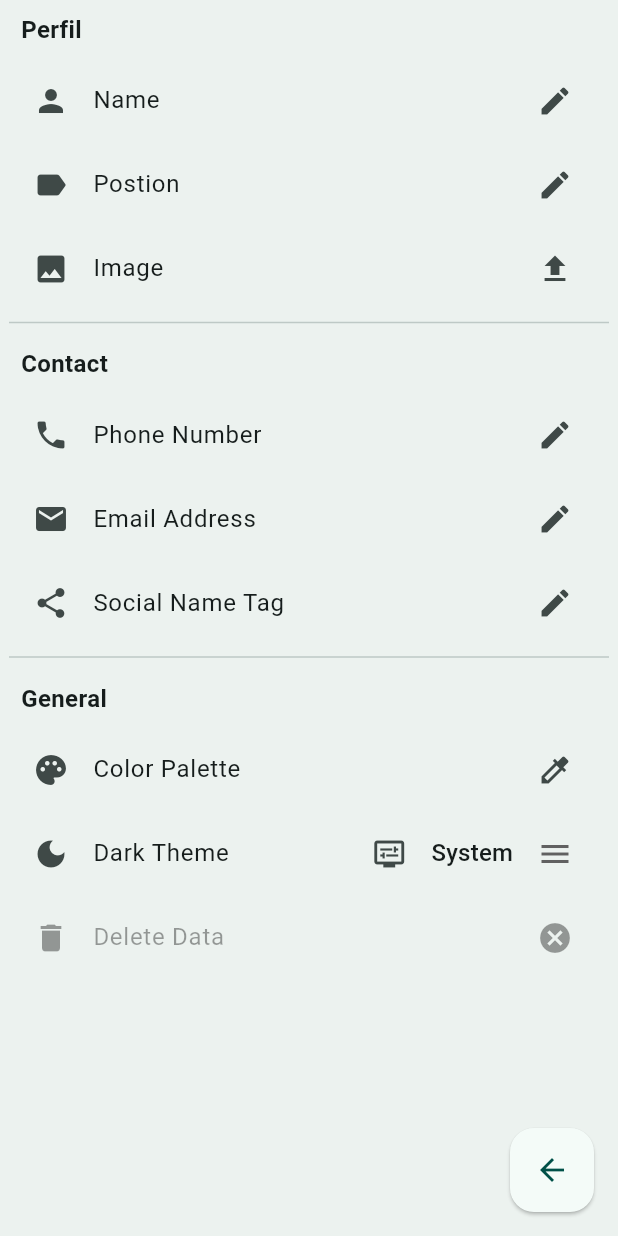
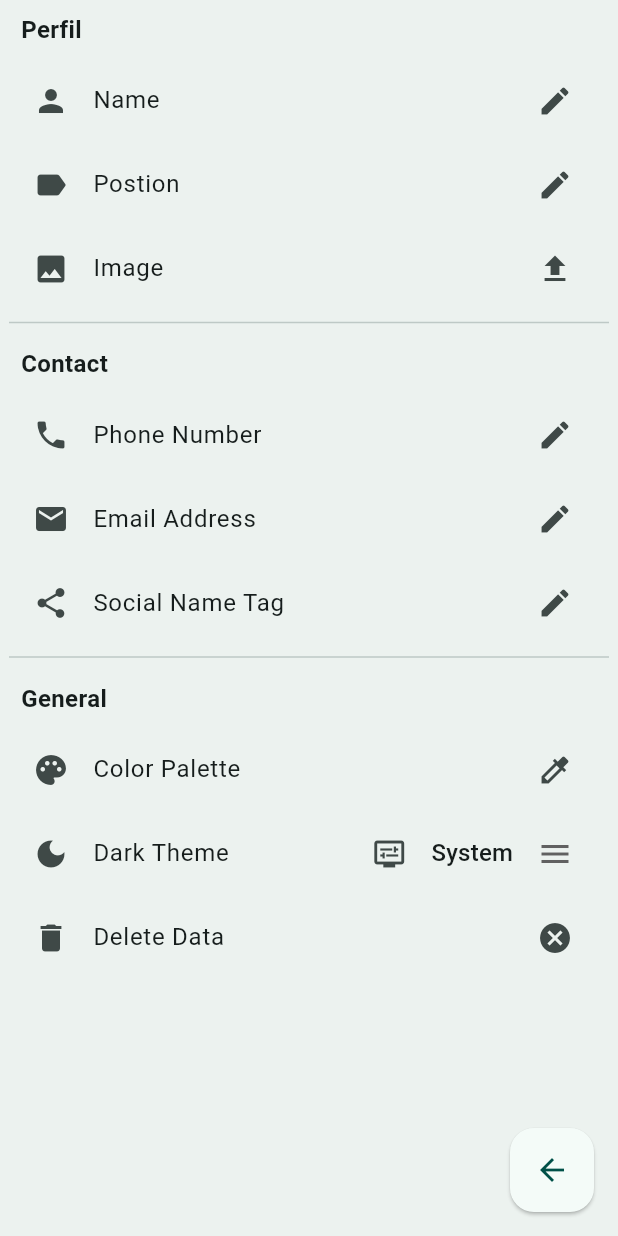
Before and after one commit to Xeivis/Flutter-ID-Business-App, a Flutter app: the screen it shows after launch, after a tap on the "settings" icon, on a phone screen of 412 x 824 dp. Run offline on Flutter 3.47's test engine with Material 3 defaults, Android fonts, the phone set to English and light mode, and no system bars; our stand-ins replace image_picker, shared_preferences; missing offline and left inert: flex_color_picker.

Commit message:
Implemented Shared Preferences to store changed data to local storage. It is currently working for everything except images (on Web) and the Theme Color

```diff
--- a/lib/pages/home.dart
+++ b/lib/pages/home.dart
@@ -16,6 +16,12 @@ class Home extends StatefulWidget {
 }
 
 class _HomeState extends State<Home> {
+  @override
+  void initState() {
+    super.initState();
+    context.read<ConfigProvider>().loadData();
+  }
+
   @override
   Widget build(BuildContext context) {
     ThemeData currentTheme;
--- a/lib/pages/settings.dart
+++ b/lib/pages/settings.dart
@@ -40,6 +40,7 @@ class _SettingsState extends State<Settings> {
         statusBarColor: currentTheme.colorScheme.primary,
       ),
     );
+
     return Scaffold(
       backgroundColor: Theme.of(context).colorScheme.onInverseSurface,
       body: SafeArea(
@@ -144,11 +145,14 @@ class _SettingsState extends State<Settings> {
                       dropdown: const ThemeDropdown(),
                       onTap: () {},
                     ),
-                    const SettingsListTile(
-                      enabled: false,
+                    SettingsListTile(
+                      // enabled: false,
                       icon: Icons.delete,
                       name: "Delete Data",
                       functionIcon: Icons.cancel,
+                      onTap: () {
+                        context.read<ConfigProvider>().deleteData();
+                      },
                     ),
                   ],
                 ),
--- a/lib/providers/config_provider.dart
+++ b/lib/providers/config_provider.dart
@@ -1,6 +1,8 @@
+import 'package:flutter/foundation.dart';
 import 'package:flutter/material.dart';
 import 'package:id_card/models/contact.dart';
 import 'package:id_card/models/theme_options.dart';
+import 'package:shared_preferences/shared_preferences.dart';
 
 class ConfigProvider with ChangeNotifier {
   Color themeColor = Colors.teal;
@@ -11,51 +13,104 @@ class ConfigProvider with ChangeNotifier {
     null,
     "Your phone number",
     "Your email",
-    "@Your nametag",
+    "@YourNametag",
   );
 
-  void setContact(Contact contact) {
+  void setContact(Contact contact) async {
     currentContact = contact;
     notifyListeners();
   }
 
-  void setContactName(String value) {
+  void setContactName(String value) async {
+    final SharedPreferences prefs = await SharedPreferences.getInstance();
+    prefs.setString('name', value);
     currentContact.name = value;
     notifyListeners();
   }
 
-  void setContactTitle(String value) {
+  void setContactTitle(String value) async {
+    final SharedPreferences prefs = await SharedPreferences.getInstance();
+    prefs.setString('title', value);
     currentContact.title = value;
     notifyListeners();
   }
 
-  void setContactImage(dynamic value) {
+  void setContactImage(dynamic value) async {
+    final SharedPreferences prefs = await SharedPreferences.getInstance();
+    if (value != null) {
+      if (kIsWeb) {
+      } else {
+        prefs.setString('image', value);
+      }
+    }
     currentContact.image = value;
     notifyListeners();
   }
 
-  void setContactPhone(String value) {
+  void setContactPhone(String value) async {
+    final SharedPreferences prefs = await SharedPreferences.getInstance();
+    prefs.setString('phone', value);
     currentContact.phone = value;
     notifyListeners();
   }
 
-  void setContactEmail(String value) {
+  void setContactEmail(String value) async {
+    final SharedPreferences prefs = await SharedPreferences.getInstance();
+    prefs.setString('email', value);
     currentContact.email = value;
     notifyListeners();
   }
 
-  void setContactNametag(String value) {
+  void setContactNametag(String value) async {
+    final SharedPreferences prefs = await SharedPreferences.getInstance();
+    prefs.setString('nametag', value);
     currentContact.nametag = value;
     notifyListeners();
   }
 
-  void setColorTheme(Color color) {
+  void setColorTheme(Color color) async {
+    // final SharedPreferences prefs = await SharedPreferences.getInstance();
+    // prefs.setString('themeColor', color.toString());
     themeColor = color;
     notifyListeners();
   }
 
-  void setThemeOption(ThemeOption option) {
+  void setThemeOption(ThemeOption option) async {
+    final SharedPreferences prefs = await SharedPreferences.getInstance();
+    prefs.setString('themeOption', option.toString());
     darkThemeOption = option;
     notifyListeners();
   }
+
+  void loadData() async {
+    final SharedPreferences prefs = await SharedPreferences.getInstance();
+    setContactName(prefs.getString('name') ?? "Your Name");
+    setContactTitle(prefs.getString('title') ?? "Title / Job position");
+    setContactImage(prefs.getString('image'));
+    setContactPhone(prefs.getString('phone') ?? 'Your phone number');
+    setContactEmail(prefs.getString('email') ?? "Your email");
+    setContactNametag(prefs.getString('nametag') ?? "@YourNametag");
+    // setColorTheme(
+    //   Color(
+    //     int.parse(
+    //         (prefs.getString('themeColor') ??
+    //             Colors.teal.toString().split('(0x')[1].split(')')[0]),
+    //         radix: 16),
+    //   ),
+    // );
+    setThemeOption(
+      ThemeOption.values.firstWhere(
+        (t) =>
+            t.toString() ==
+            (prefs.getString('themeOption') ?? ThemeOption.system.toString()),
+      ),
+    );
+  }
+
+  void deleteData() async {
+    final SharedPreferences prefs = await SharedPreferences.getInstance();
+    prefs.clear();
+    loadData();
+    notifyListeners();
+  }
 }
--- a/pubspec.yaml
+++ b/pubspec.yaml
@@ -12,7 +12,7 @@ dependencies:
     sdk: flutter
   image_picker: ^1.0.8
   provider: ^6.1.2
-  shared_preferences: ^2.2.2
+  shared_preferences: ^2.2.3
 
 dev_dependencies:
   flutter_test:
```
Also changed, not shown: lib/models/theme_options.dart (line endings or trailing spaces), pubspec.lock.
